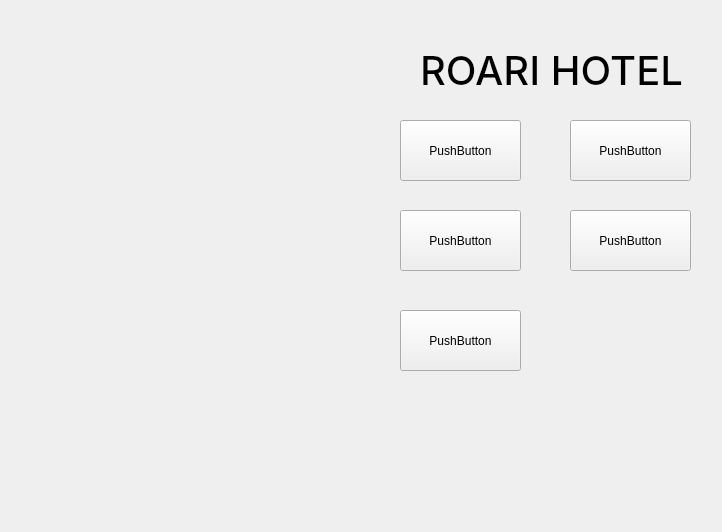
This is project1/views/ui/ventana_principal.ui in Alex300VA24/projectHotel as Qt 5 draws it before an edit. The edited form follows.
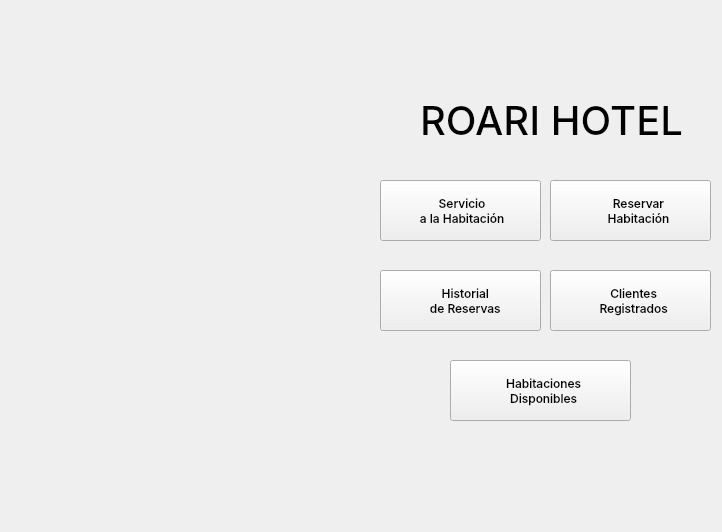
This is the edited form. Icons and pictures are not drawn.

Commit message: Ventana Principal

What changed in the file:
```diff
--- a/project1/views/ui/ventana_principal.ui
+++ b/project1/views/ui/ventana_principal.ui
@@ -36,7 +36,7 @@
    <property name="geometry">
     <rect>
      <x>420</x>
-     <y>30</y>
+     <y>80</y>
      <width>281</width>
      <height>81</height>
     </rect>
@@ -55,66 +55,154 @@
   <widget class="QPushButton" name="pushButton">
    <property name="geometry">
     <rect>
-     <x>400</x>
-     <y>120</y>
-     <width>121</width>
+     <x>550</x>
+     <y>180</y>
+     <width>161</width>
      <height>61</height>
     </rect>
    </property>
+   <property name="font">
+    <font>
+     <family>Inter Medium</family>
+     <pointsize>9</pointsize>
+     <italic>false</italic>
+    </font>
+   </property>
+   <property name="styleSheet">
+    <string notr="true"/>
+   </property>
    <property name="text">
-    <string>PushButton</string>
+    <string>     Reservar
+     Habitación</string>
+   </property>
+   <property name="icon">
+    <iconset>
+     <normaloff>../../resources/images/icons/reservacion.png</normaloff>../../resources/images/icons/reservacion.png</iconset>
+   </property>
+   <property name="iconSize">
+    <size>
+     <width>50</width>
+     <height>50</height>
+    </size>
    </property>
   </widget>
   <widget class="QPushButton" name="pushButton_2">
    <property name="geometry">
     <rect>
-     <x>570</x>
-     <y>120</y>
-     <width>121</width>
+     <x>450</x>
+     <y>360</y>
+     <width>181</width>
      <height>61</height>
     </rect>
    </property>
+   <property name="font">
+    <font>
+     <family>Inter Medium</family>
+    </font>
+   </property>
    <property name="text">
-    <string>PushButton</string>
+    <string>  Habitaciones 
+  Disponibles</string>
+   </property>
+   <property name="icon">
+    <iconset>
+     <normaloff>../../resources/images/icons/habitacion.png</normaloff>../../resources/images/icons/habitacion.png</iconset>
+   </property>
+   <property name="iconSize">
+    <size>
+     <width>50</width>
+     <height>50</height>
+    </size>
    </property>
   </widget>
   <widget class="QPushButton" name="pushButton_3">
    <property name="geometry">
     <rect>
-     <x>570</x>
-     <y>210</y>
-     <width>121</width>
+     <x>550</x>
+     <y>270</y>
+     <width>161</width>
      <height>61</height>
     </rect>
    </property>
+   <property name="font">
+    <font>
+     <family>Inter Medium</family>
+    </font>
+   </property>
    <property name="text">
-    <string>PushButton</string>
+    <string>  Clientes 
+  Registrados</string>
+   </property>
+   <property name="icon">
+    <iconset>
+     <normaloff>../../resources/images/icons/cliente.png</normaloff>../../resources/images/icons/cliente.png</iconset>
+   </property>
+   <property name="iconSize">
+    <size>
+     <width>50</width>
+     <height>50</height>
+    </size>
    </property>
   </widget>
   <widget class="QPushButton" name="pushButton_4">
    <property name="geometry">
     <rect>
-     <x>400</x>
-     <y>210</y>
-     <width>121</width>
+     <x>380</x>
+     <y>270</y>
+     <width>161</width>
      <height>61</height>
     </rect>
    </property>
+   <property name="font">
+    <font>
+     <family>Inter Medium</family>
+    </font>
+   </property>
    <property name="text">
-    <string>PushButton</string>
+    <string>   Historial 
+   de Reservas</string>
+   </property>
+   <property name="icon">
+    <iconset>
+     <normaloff>../../resources/images/icons/historial.png</normaloff>../../resources/images/icons/historial.png</iconset>
+   </property>
+   <property name="iconSize">
+    <size>
+     <width>50</width>
+     <height>50</height>
+    </size>
    </property>
   </widget>
   <widget class="QPushButton" name="pushButton_5">
    <property name="geometry">
     <rect>
-     <x>400</x>
-     <y>310</y>
-     <width>121</width>
+     <x>380</x>
+     <y>180</y>
+     <width>161</width>
      <height>61</height>
     </rect>
    </property>
+   <property name="font">
+    <font>
+     <family>Inter Medium</family>
+    </font>
+   </property>
+   <property name="styleSheet">
+    <string notr="true"/>
+   </property>
    <property name="text">
-    <string>PushButton</string>
+    <string> Servicio
+ a la Habitación</string>
+   </property>
+   <property name="icon">
+    <iconset>
+     <normaloff>../../resources/images/icons/servicio.png</normaloff>../../resources/images/icons/servicio.png</iconset>
+   </property>
+   <property name="iconSize">
+    <size>
+     <width>50</width>
+     <height>50</height>
+    </size>
    </property>
   </widget>
  </widget>
```
The commit also changes 5 other files.
